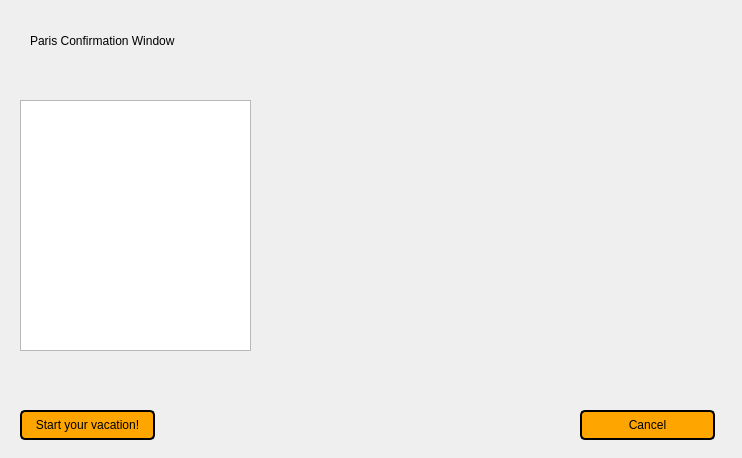
Above: EuropeanVacation/tconfirmparis.ui from brivero0/TeamMagmar before the change. Below: the same form after it.
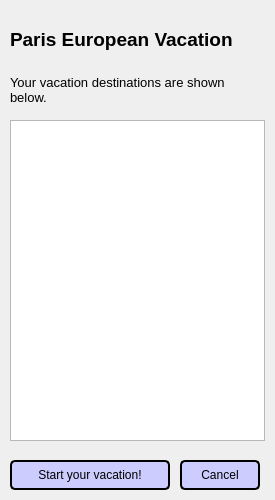
That is the form after the change.

The edit to the form file:
```diff
--- a/EuropeanVacation/tconfirmparis.ui
+++ b/EuropeanVacation/tconfirmparis.ui
@@ -6,8 +6,8 @@
    <rect>
     <x>0</x>
     <y>0</y>
-    <width>742</width>
-    <height>458</height>
+    <width>275</width>
+    <height>500</height>
    </rect>
   </property>
   <property name="windowTitle">
@@ -16,27 +16,30 @@
   <widget class="QLabel" name="ParisConfirmationLabel">
    <property name="geometry">
     <rect>
-     <x>30</x>
-     <y>0</y>
-     <width>261</width>
-     <height>81</height>
+     <x>10</x>
+     <y>10</y>
+     <width>250</width>
+     <height>60</height>
     </rect>
    </property>
    <property name="text">
-    <string>Paris Confirmation Window</string>
+    <string>&lt;html&gt;&lt;head/&gt;&lt;body&gt;&lt;p&gt;&lt;span style=&quot; font-size:14pt; font-weight:600;&quot;&gt;Paris European Vacation&lt;/span&gt;&lt;/p&gt;&lt;/body&gt;&lt;/html&gt;</string>
+   </property>
+   <property name="wordWrap">
+    <bool>true</bool>
    </property>
   </widget>
   <widget class="QPushButton" name="startSimulationBtn1">
    <property name="geometry">
     <rect>
-     <x>20</x>
-     <y>410</y>
-     <width>135</width>
+     <x>10</x>
+     <y>460</y>
+     <width>160</width>
      <height>30</height>
     </rect>
    </property>
    <property name="styleSheet">
-    <string notr="true">background-color:#ffa500;
+    <string notr="true">background-color:#ccccff;
 border-style: solid;
 border-color: black;
 border-width: 2px;
@@ -49,14 +52,14 @@
   <widget class="QPushButton" name="cancelButton">
    <property name="geometry">
     <rect>
-     <x>580</x>
-     <y>410</y>
-     <width>135</width>
+     <x>180</x>
+     <y>460</y>
+     <width>80</width>
      <height>30</height>
     </rect>
    </property>
    <property name="styleSheet">
-    <string notr="true">background-color:#ffa500;
+    <string notr="true">background-color:#ccccff;
 border-style: solid;
 border-color: black;
 border-width: 2px;
@@ -69,13 +72,29 @@
   <widget class="QListWidget" name="cityList">
    <property name="geometry">
     <rect>
-     <x>20</x>
-     <y>100</y>
-     <width>231</width>
-     <height>251</height>
+     <x>10</x>
+     <y>120</y>
+     <width>255</width>
+     <height>321</height>
     </rect>
    </property>
   </widget>
+  <widget class="QLabel" name="label">
+   <property name="geometry">
+    <rect>
+     <x>10</x>
+     <y>70</y>
+     <width>241</width>
+     <height>41</height>
+    </rect>
+   </property>
+   <property name="text">
+    <string>&lt;html&gt;&lt;head/&gt;&lt;body&gt;&lt;p&gt;&lt;span style=&quot; font-size:10pt;&quot;&gt;Your vacation destinations are shown below.&lt;/span&gt;&lt;/p&gt;&lt;/body&gt;&lt;/html&gt;</string>
+   </property>
+   <property name="wordWrap">
+    <bool>true</bool>
+   </property>
+  </widget>
  </widget>
  <resources/>
  <connections/>
```
